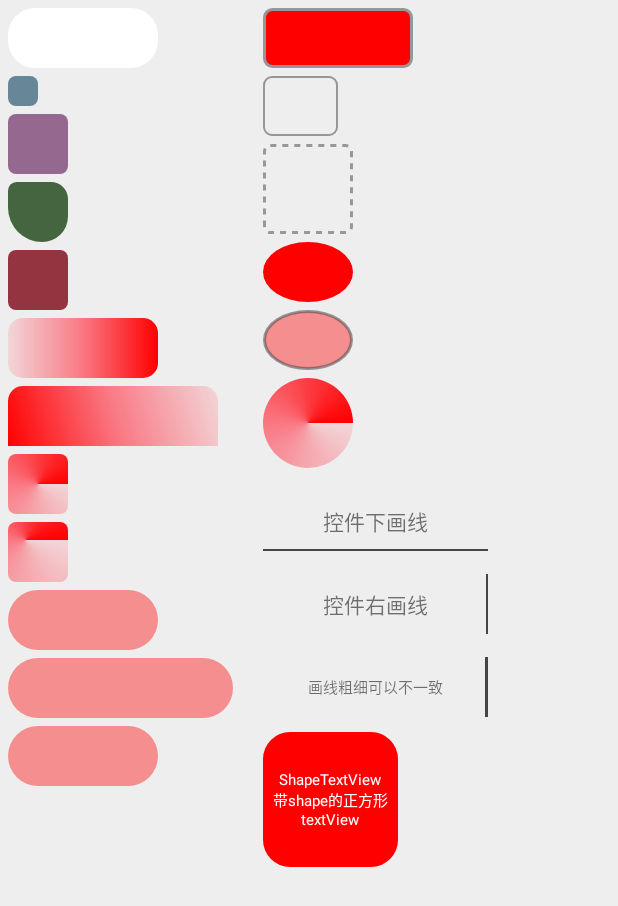
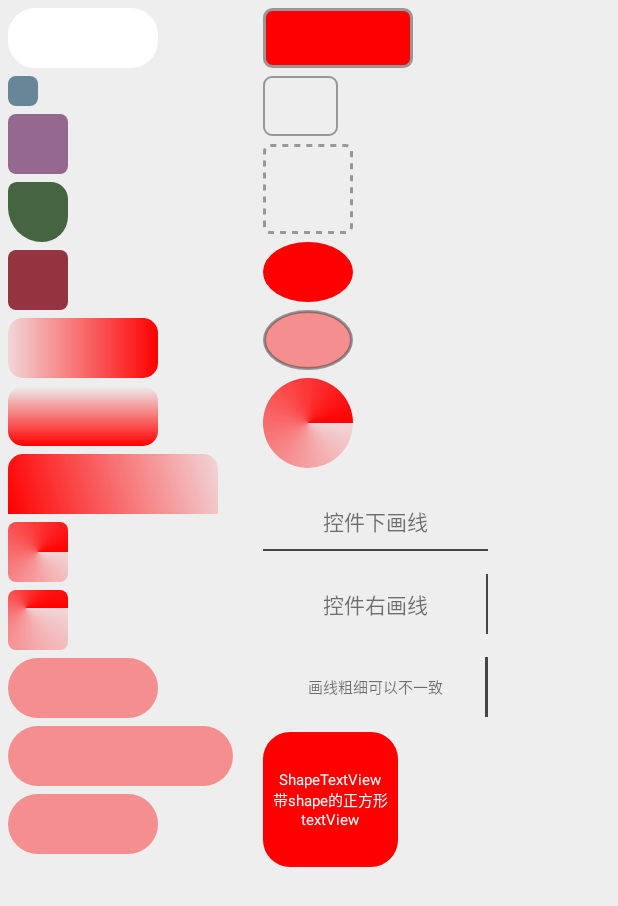
Before and after one commit to AnJiaoDe/AndroidView, an Android app: the ShapeActivity screen opened directly, with no data from a screen before it, on a phone screen of 412 x 824 dp. Shown: the top 906 px of the screen. Run offline under Robolectric (Android 15) with nearby library versions, the phone set to English and light mode, and no system bars.

Commit message:
修改gradient

```diff
--- a/androidview/src/main/java/com/cy/androidview/shapeview/ShapeBackground.java
+++ b/androidview/src/main/java/com/cy/androidview/shapeview/ShapeBackground.java
@@ -35,7 +35,7 @@ public class ShapeBackground {
     private int colorFill = 0x00000000;
     private int radiusGradient = 0;
     private int colorStart = 0x00000000;
-    private int colorCenter = 0x00000000;
+//    private int colorCenter = 0x00000000;
     private int colorEnd = 0x00000000;
     private int orientationGradient = 6;
     private int gradientType = 0;
@@ -63,7 +63,7 @@ public class ShapeBackground {
         this.radiusBottomLeft = typedArray.getDimensionPixelSize(R.styleable.AttrsShape_cy_radiusBottomLeft, radiusBottomLeft);
         this.colorFill = typedArray.getColor(R.styleable.AttrsShape_cy_colorFill, colorFill);
         this.colorStart = typedArray.getColor(R.styleable.AttrsShape_cy_colorStart, colorStart);
-        this.colorCenter = typedArray.getColor(R.styleable.AttrsShape_cy_colorCenter, colorCenter);
+//        this.colorCenter = typedArray.getColor(R.styleable.AttrsShape_cy_colorCenter, colorCenter);
         this.colorEnd = typedArray.getColor(R.styleable.AttrsShape_cy_colorEnd, colorEnd);
         this.orientationGradient = typedArray.getInt(R.styleable.AttrsShape_cy_orientationGradient, orientationGradient);
         this.gradientType = typedArray.getInt(R.styleable.AttrsShape_cy_gradientType, gradientType);
@@ -160,15 +160,14 @@ public class ShapeBackground {
 
     }
 
-    public int getColorCenter() {
-        return colorCenter;
-    }
+//    public int getColorCenter() {
+//        return colorCenter;
+//    }
 
-    public ShapeBackground setColorCenter_(int colorCenter) {
-        this.colorCenter =colorCenter;
-        return this;
-
-    }
+//    public ShapeBackground setColorCenter_(int colorCenter) {
+//        this.colorCenter =colorCenter;
+//        return this;
+//    }
 
     public int getColorEnd() {
         return colorEnd;
@@ -392,7 +391,7 @@ public class ShapeBackground {
         }
         //设置渐变颜色
         if (colorStart != 0x00000000 && colorEnd != 0x00000000) {
-            int[] colors = {colorStart, colorCenter, colorEnd};
+            int[] colors = {colorStart, colorEnd};
             gradientDrawable.setColors(colors);
         }
 
--- a/app/src/main/res/layout/activity_shadow.xml
+++ b/app/src/main/res/layout/activity_shadow.xml
@@ -13,9 +13,9 @@
         android:orientation="vertical"
         android:padding="10dp">
 
-        <com.cy.androidview.shadowview.FrameLayoutShadow
-            android:layout_width="match_parent"
-            android:layout_height="100dp"/>
+<!--        <com.cy.androidview.shadowview.FrameLayoutShadow-->
+<!--            android:layout_width="match_parent"-->
+<!--            android:layout_height="100dp"/>-->
 
     </LinearLayout>
 </ScrollView>
--- a/app/src/main/res/layout/activity_shape.xml
+++ b/app/src/main/res/layout/activity_shape.xml
@@ -81,12 +81,26 @@
             android:layout_width="100dp"
             android:layout_height="40dp"
             android:layout_marginTop="5dp"
-            app:cy_colorCenter="#aaFF3C4D"
             app:cy_colorEnd="#ff0000"
             app:cy_colorStart="#33FF7580"
             app:cy_radiusBottomLeft="40dp"
             app:cy_radiusBottomRight="30dp"
 
+            app:cy_radiusCorner="10dp"
+            app:cy_radiusTopLeft="10dp"
+            app:cy_radiusTopRight="20dp">
+
+        </com.cy.androidview.shapeview.FrameLayoutShape>
+        <!--线性渐变,-->
+        <com.cy.androidview.shapeview.FrameLayoutShape
+            android:layout_width="100dp"
+            android:layout_height="40dp"
+            android:layout_marginTop="5dp"
+            app:cy_colorEnd="#00ff0000"
+            app:cy_colorStart="#ff0000"
+            app:cy_radiusBottomLeft="40dp"
+            app:cy_radiusBottomRight="30dp"
+            app:cy_orientationGradient="bottom_top"
             app:cy_radiusCorner="10dp"
             app:cy_radiusTopLeft="10dp"
             app:cy_radiusTopRight="20dp">
@@ -98,7 +112,6 @@
             android:layout_width="140dp"
             android:layout_height="40dp"
             android:layout_marginTop="5dp"
-            app:cy_colorCenter="#aaFF3C4D"
             app:cy_colorEnd="#ff0000"
             app:cy_colorStart="#33FF7580"
             app:cy_orientationGradient="tr_bl"
@@ -112,7 +125,6 @@
             android:layout_width="40dp"
             android:layout_height="40dp"
             android:layout_marginTop="5dp"
-            app:cy_colorCenter="#aaFF3C4D"
             app:cy_colorEnd="#ff0000"
             app:cy_colorStart="#33FF7580"
             app:cy_gradientType="sweep_gradient"
@@ -131,7 +143,6 @@
             android:layout_marginTop="5dp"
             app:cy_centerX="0.3"
             app:cy_centerY="0.3"
-            app:cy_colorCenter="#aaFF3C4D"
             app:cy_colorEnd="#ff0000"
             app:cy_colorStart="#33FF7580"
             app:cy_gradientType="sweep_gradient"
@@ -149,7 +160,6 @@
             android:layout_width="100dp"
             android:layout_height="40dp"
             android:layout_marginTop="5dp"
-            app:cy_colorCenter="#77ff0000"
             app:cy_colorEnd="#66ff0000"
             app:cy_colorStart="#88ff0000"
             app:cy_gradientType="radial_gradient"
@@ -166,7 +176,6 @@
             android:layout_marginTop="5dp"
             app:cy_centerX="0.3"
             app:cy_centerY="0.3"
-            app:cy_colorCenter="#99ff0000"
             app:cy_colorEnd="#66ff0000"
             app:cy_colorStart="#ff0000"
             app:cy_gradientType="radial_gradient"
@@ -184,7 +193,6 @@
             app:cy_centerX="0.7"
 
             app:cy_centerY="0.5"
-            app:cy_colorCenter="#99ff0000"
             app:cy_colorEnd="#66ff0000"
             app:cy_colorStart="#ff0000"
             app:cy_gradientType="radial_gradient"
@@ -252,7 +260,6 @@
             android:layout_width="60dp"
             android:layout_height="40dp"
             android:layout_marginTop="5dp"
-            app:cy_colorCenter="#99ff0000"
             app:cy_colorEnd="#66ff0000"
             app:cy_colorStart="#ff0000"
             app:cy_gradientType="radial_gradient"
@@ -267,7 +274,6 @@
             android:layout_width="60dp"
             android:layout_height="60dp"
             android:layout_marginTop="5dp"
-            app:cy_colorCenter="#aaFF3C4D"
             app:cy_colorEnd="#ff0000"
             app:cy_colorStart="#33FF7580"
             app:cy_gradientType="sweep_gradient"
```
Also changed, not shown: androidview/src/main/res/values/attrs.xml (+7 -7 lines).
